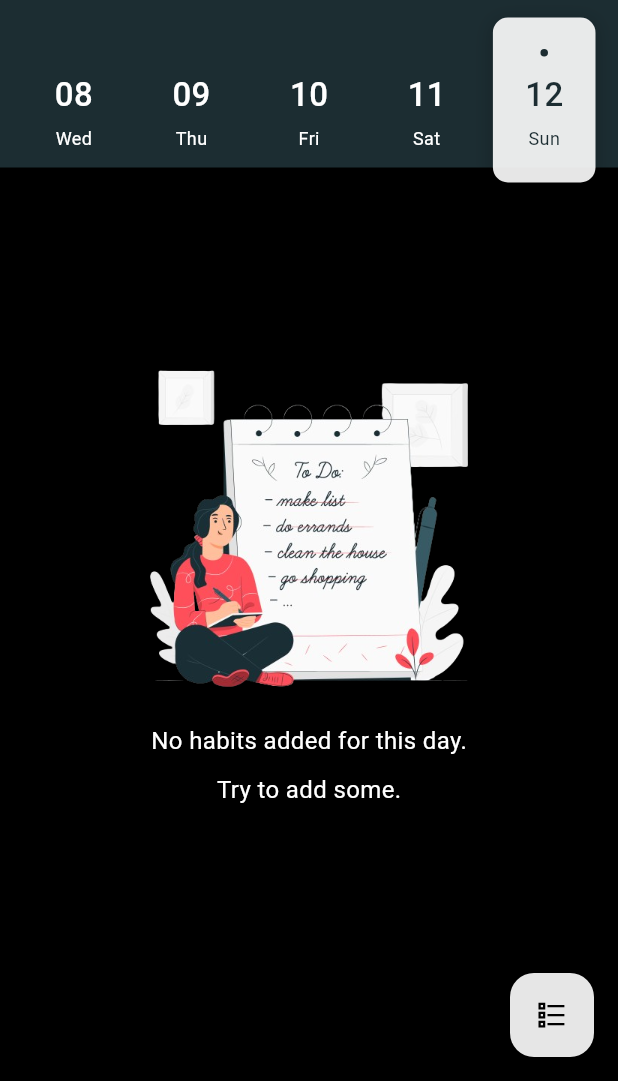
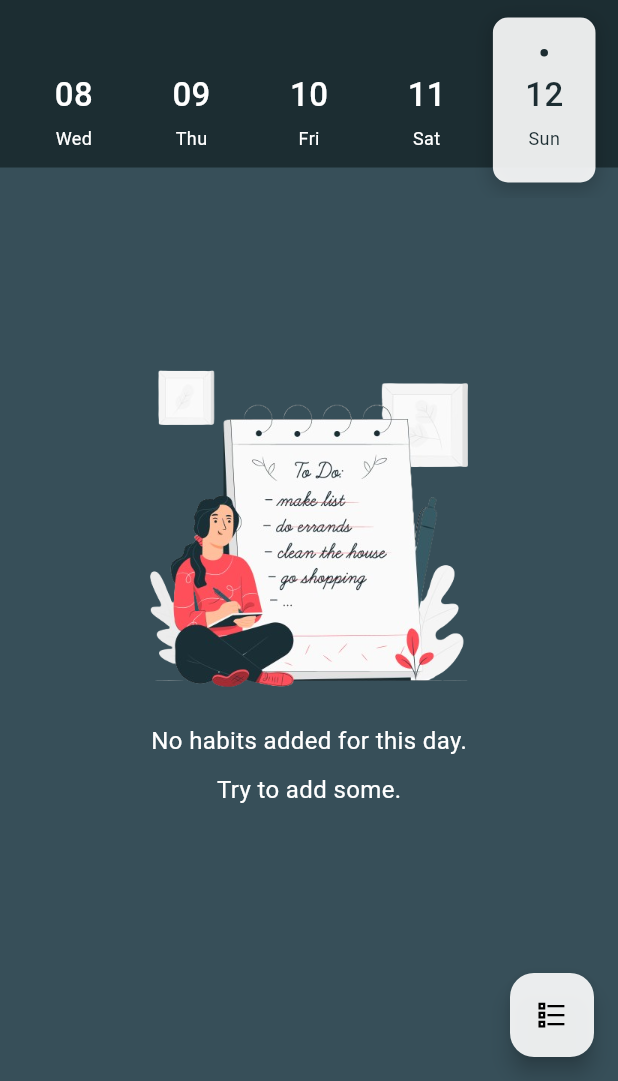
Before and after one commit to Zhambyl004/Akhee_Habit_It, a Flutter app: the HabitScreen screen opened by its route, on a phone screen of 412 x 824 dp, the part 155-1236 px from its top. Run offline on Flutter 3.47's test engine with Material 3 defaults, Android fonts, the phone set to English and light mode, and no system bars; our stand-ins replace flutter_snake_navigationbar, fluttertoast, get_it, line_awesome_flutter, local_auth, shared_preferences; accounts and stored records are empty.

Commit message:
LastLast Commit

```diff
--- a/habit-it-app-master/lib/core/utils/app_colors.dart
+++ b/habit-it-app-master/lib/core/utils/app_colors.dart
@@ -11,7 +11,7 @@ class AppColors {
   static Color fontPrimary = HexColor('#FFFFFF');
   static Color fontSecondary = HexColor('#000000');
 
-  static Color background = HexColor('#000000');
+  static Color background = HexColor('#374F59');
   static Color error = HexColor('#900C3F');
 
   static Color button = HexColor('#FFFFFF');
```
